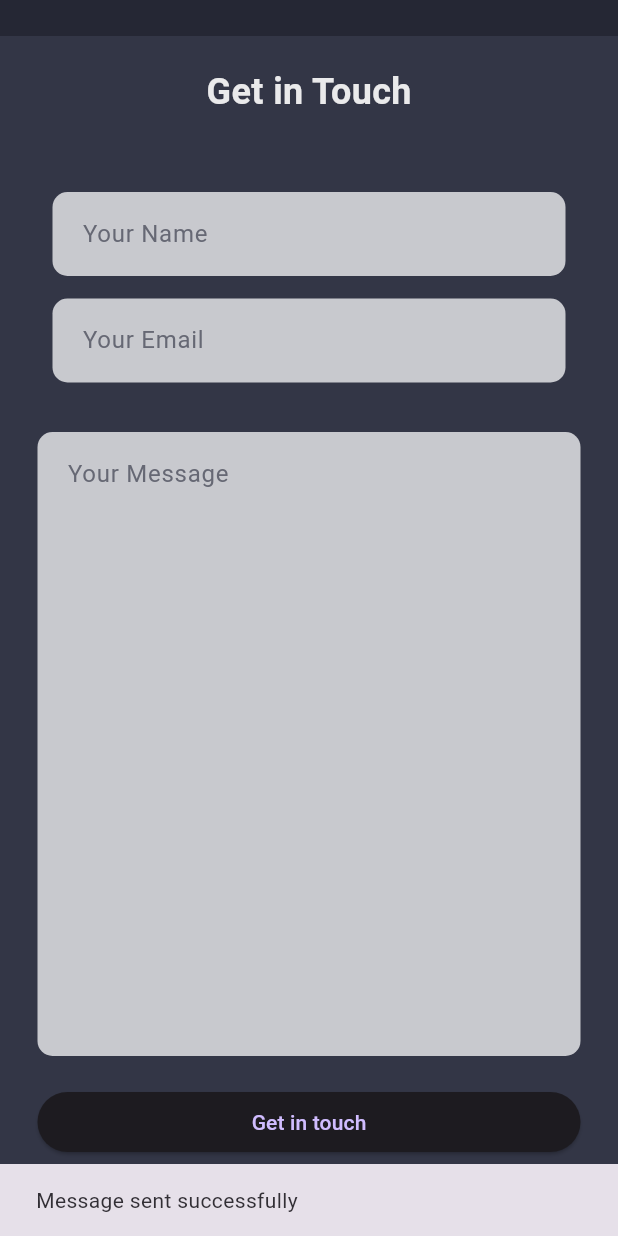
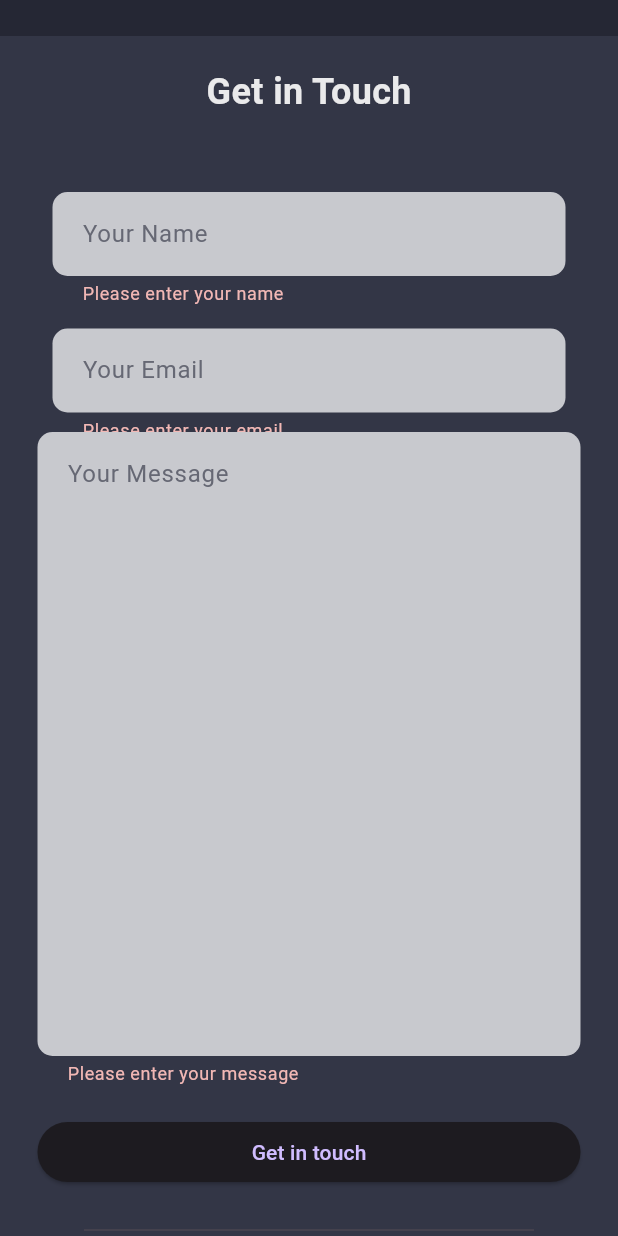
Before and after one commit to sammy-nduba/sammy-nduba.dev, a Flutter app: the screen it shows after launch, scrolled down 3456 dp, after a tap on "Get in touch", on a phone screen of 412 x 824 dp. Run offline on Flutter 3.47's test engine with Material 3 defaults, Android fonts, the phone set to English and light mode, and no system bars; our stand-ins replace cloud_firestore, firebase_core; missing offline and left inert: dart:js; accounts and stored records are empty; generated files the repository leaves out were written again.

Commit message:
secured apis

```diff
--- a/my_portfolio/lib/widgets/contact_section.dart
+++ b/my_portfolio/lib/widgets/contact_section.dart
@@ -45,7 +45,7 @@ class _ContactSectionState extends State<ContactSection> {
     setState(() => _isSending = true);
 
     try {
-      await FirebaseFirestore.instance.collection('messages').add({
+      await FirebaseFirestore.instance.collection('message').add({
         'name': _nameController.text.trim(),
         'email': _emailController.text.trim(),
         'message': _messageController.text.trim(),
@@ -186,8 +186,14 @@ class _ContactSectionState extends State<ContactSection> {
           child: CustomTextField(
             controller: _emailController,
             hintText: "Your Email",
-            validator: (value) =>
-            value!.isEmpty ? "Please enter your email" : null,
+            validator: (value) {
+              if (value == null || value.isEmpty) {
+                return "Please enter your email";
+              } else if (!RegExp(r'^[^@]+@[^@]+\.[^@]+').hasMatch(value)) {
+                return "Please enter a valid email";
+              }
+              return null;
+            },
           ),
         ),
       ],
--- a/my_portfolio/lib/widgets/custom_textField.dart
+++ b/my_portfolio/lib/widgets/custom_textField.dart
@@ -1,27 +1,26 @@
-
-import 'package:flutter/cupertino.dart';
 import 'package:flutter/material.dart';
-
 import '../constants/colors.dart';
 
-class CustomTextField extends StatelessWidget{
-  const CustomTextField({super.key,
+class CustomTextField extends StatelessWidget {
+  const CustomTextField({
+    super.key,
     this.controller,
     this.maxLines = 1,
-    this.hintText, required String? Function(dynamic value) validator});
+    this.hintText,
+    this.validator, // Added validator parameter
+  });
 
   final TextEditingController? controller;
   final int maxLines;
   final String? hintText;
+  final String? Function(String?)? validator; // Define validator type
 
   @override
-  Widget build(BuildContext context){
-    return TextField(
+  Widget build(BuildContext context) {
+    return TextFormField( // Change to TextFormField
       controller: controller,
       maxLines: maxLines,
-      style: const TextStyle(
-          color: CustomColor.scaffoldBg
-      ),
+      style: const TextStyle(color: CustomColor.scaffoldBg),
       decoration: InputDecoration(
         contentPadding: const EdgeInsets.all(16),
         filled: true,
@@ -30,14 +29,16 @@ class CustomTextField extends StatelessWidget{
         enabledBorder: getInputBorder,
         border: getInputBorder,
         hintText: hintText,
-          hintStyle: TextStyle(color: CustomColor.hintDark)
+        hintStyle: const TextStyle(color: CustomColor.hintDark),
       ),
+      validator: validator, // Pass validator to TextFormField
     );
   }
 
-  OutlineInputBorder get getInputBorder{
+  OutlineInputBorder get getInputBorder {
     return OutlineInputBorder(
       borderRadius: BorderRadius.circular(10),
-        borderSide: BorderSide.none);
+      borderSide: BorderSide.none,
+    );
   }
 }
```
Also changed, not shown: my_portfolio/lib/config/firebase_config.dart (added), my_portfolio/lib/firebase_options.dart (deleted), 1 other file. Lines whose indentation alone changed are shown as unchanged.
